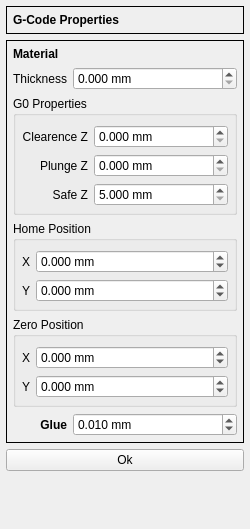
First picture: the form in G2G/forms/gcodepropertiesform.ui, repository aLDime/GERBER_X2, before the edit.
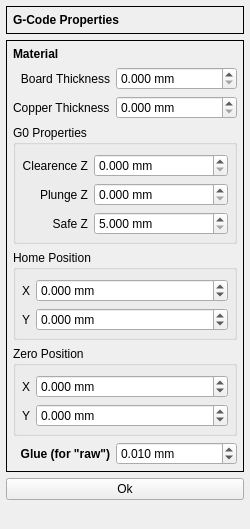
Second picture: the form after the edit. Custom widgets are drawn as their Qt base class.

```diff
--- a/G2G/forms/gcodepropertiesform.ui
+++ b/G2G/forms/gcodepropertiesform.ui
@@ -121,7 +121,7 @@
       <item row="1" column="0">
        <widget class="QLabel" name="thicknessLabel">
         <property name="text">
-         <string>Thickness</string>
+         <string>Board Thickness</string>
         </property>
         <property name="alignment">
          <set>Qt::AlignRight|Qt::AlignTrailing|Qt::AlignVCenter</set>
@@ -144,7 +144,7 @@
         </property>
        </widget>
       </item>
-      <item row="2" column="0" colspan="2">
+      <item row="3" column="0" colspan="2">
        <widget class="QGroupBox" name="groupBox_3">
         <property name="title">
          <string>G0 Properties</string>
@@ -249,7 +249,7 @@
         </layout>
        </widget>
       </item>
-      <item row="4" column="0" colspan="2">
+      <item row="5" column="0" colspan="2">
        <widget class="QGroupBox" name="groupBox_2">
         <property name="title">
          <string>Home Position</string>
@@ -322,7 +322,7 @@
         </layout>
        </widget>
       </item>
-      <item row="5" column="0" colspan="2">
+      <item row="6" column="0" colspan="2">
        <widget class="QGroupBox" name="groupBox">
         <property name="title">
          <string>Zero Position</string>
@@ -395,7 +395,7 @@
         </layout>
        </widget>
       </item>
-      <item row="7" column="0">
+      <item row="8" column="0">
        <widget class="QLabel" name="glueLabel">
         <property name="font">
          <font>
@@ -404,14 +404,14 @@
          </font>
         </property>
         <property name="text">
-         <string>Glue</string>
+         <string>Glue (for &quot;raw&quot;)</string>
         </property>
         <property name="alignment">
          <set>Qt::AlignRight|Qt::AlignTrailing|Qt::AlignVCenter</set>
         </property>
        </widget>
       </item>
-      <item row="7" column="1">
+      <item row="8" column="1">
        <widget class="DoubleSpinBox" name="dsbxGlue">
         <property name="suffix">
          <string> mm</string>
@@ -433,6 +433,29 @@
         </property>
        </widget>
       </item>
+      <item row="2" column="0">
+       <widget class="QLabel" name="label_3">
+        <property name="text">
+         <string>Copper Thickness</string>
+        </property>
+       </widget>
+      </item>
+      <item row="2" column="1">
+       <widget class="DoubleSpinBox" name="dsbxCopperThickness">
+        <property name="suffix">
+         <string> mm</string>
+        </property>
+        <property name="decimals">
+         <number>3</number>
+        </property>
+        <property name="maximum">
+         <double>1.000000000000000</double>
+        </property>
+        <property name="singleStep">
+         <double>0.001000000000000</double>
+        </property>
+       </widget>
+      </item>
      </layout>
     </widget>
    </item>
```
